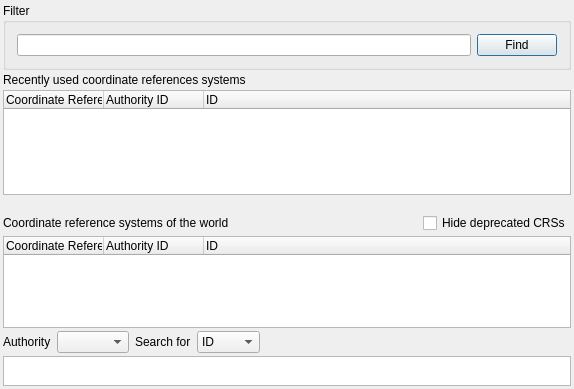
qgis/QGIS, file src/ui/qgsprojectionselectorbase.ui: the form before one commit.
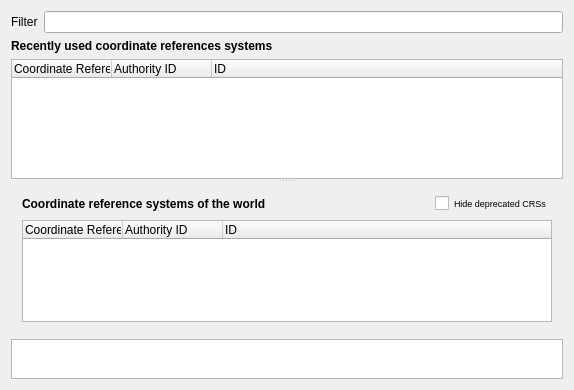
The form after the commit. Icons and pictures are not drawn.

Commit message: UI tweaks to the projection UI; Remove old buttons and code etc

Diff of the .ui file:
```diff
--- a/src/ui/qgsprojectionselectorbase.ui
+++ b/src/ui/qgsprojectionselectorbase.ui
@@ -7,7 +7,7 @@
     <x>0</x>
     <y>0</y>
     <width>574</width>
-    <height>389</height>
+    <height>390</height>
    </rect>
   </property>
   <property name="sizePolicy">
@@ -24,59 +24,42 @@
     <normaloff/>
    </iconset>
   </property>
-  <layout class="QGridLayout">
-   <property name="verticalSpacing">
-    <number>3</number>
-   </property>
-   <property name="margin">
-    <number>3</number>
-   </property>
+  <layout class="QGridLayout" name="gridLayout_2">
    <item row="0" column="0">
-    <widget class="QGroupBox" name="groupBox">
-     <property name="sizePolicy">
-      <sizepolicy hsizetype="MinimumExpanding" vsizetype="Minimum">
-       <horstretch>0</horstretch>
-       <verstretch>0</verstretch>
-      </sizepolicy>
-     </property>
-     <property name="title">
-      <string>Filter</string>
-     </property>
-     <layout class="QVBoxLayout" name="verticalLayout">
-      <item>
        <layout class="QHBoxLayout" name="horizontalLayout">
+     <item>
+      <widget class="QLabel" name="label_5">
+       <property name="text">
+        <string>Filter</string>
+       </property>
+      </widget>
+     </item>
         <item>
          <widget class="QLineEdit" name="leSearch"/>
         </item>
-        <item>
-         <widget class="QPushButton" name="pbnFind">
-          <property name="maximumSize">
-           <size>
-            <width>100</width>
-            <height>16777215</height>
-           </size>
-          </property>
-          <property name="text">
-           <string>Find</string>
-          </property>
-          <property name="default">
-           <bool>true</bool>
-          </property>
-         </widget>
-        </item>
-       </layout>
-      </item>
-     </layout>
-    </widget>
-   </item>
-   <item row="3" column="0">
+    </layout>
+   </item>
+   <item row="1" column="0">
     <widget class="QLabel" name="label_3">
+     <property name="font">
+      <font>
+       <weight>75</weight>
+       <bold>true</bold>
+      </font>
+     </property>
      <property name="text">
       <string>Recently used coordinate references systems</string>
      </property>
     </widget>
    </item>
-   <item row="4" column="0">
+   <item row="2" column="0">
+    <widget class="QSplitter" name="splitter">
+     <property name="orientation">
+      <enum>Qt::Vertical</enum>
+     </property>
+     <property name="childrenCollapsible">
+      <bool>true</bool>
+     </property>
     <widget class="QTreeWidget" name="lstRecent">
      <property name="sizePolicy">
       <sizepolicy hsizetype="Expanding" vsizetype="MinimumExpanding">
@@ -124,14 +107,24 @@
       </property>
      </column>
     </widget>
-   </item>
-   <item row="7" column="0" rowspan="5">
+     <widget class="QWidget" name="">
+      <layout class="QGridLayout" name="gridLayout">
+       <property name="horizontalSpacing">
+        <number>0</number>
+       </property>
+       <item row="0" column="0">
     <layout class="QHBoxLayout" name="horizontalLayout_3">
      <property name="topMargin">
-      <number>15</number>
+          <number>0</number>
      </property>
      <item>
       <widget class="QLabel" name="label_4">
+           <property name="font">
+            <font>
+             <weight>75</weight>
+             <bold>true</bold>
+            </font>
+           </property>
        <property name="text">
         <string>Coordinate reference systems of the world</string>
        </property>
@@ -152,6 +145,11 @@
      </item>
      <item>
       <widget class="QCheckBox" name="cbxHideDeprecated">
+           <property name="font">
+            <font>
+             <pointsize>7</pointsize>
+            </font>
+           </property>
        <property name="text">
         <string>Hide deprecated CRSs</string>
        </property>
@@ -159,7 +157,7 @@
      </item>
     </layout>
    </item>
-   <item row="15" column="0">
+       <item row="1" column="0">
     <widget class="QTreeWidget" name="lstCoordinateSystems">
      <property name="alternatingRowColors">
       <bool>true</bool>
@@ -187,7 +185,11 @@
      </column>
     </widget>
    </item>
-   <item row="19" column="0">
+      </layout>
+     </widget>
+    </widget>
+   </item>
+   <item row="3" column="0">
     <widget class="QTextEdit" name="teProjection">
      <property name="sizePolicy">
       <sizepolicy hsizetype="Expanding" vsizetype="Minimum">
@@ -198,7 +200,7 @@
      <property name="minimumSize">
       <size>
        <width>0</width>
-       <height>30</height>
+       <height>40</height>
       </size>
      </property>
      <property name="maximumSize">
@@ -221,54 +223,6 @@
      </property>
     </widget>
    </item>
-   <item row="16" column="0">
-    <layout class="QHBoxLayout" name="horizontalLayout_2">
-     <item>
-      <widget class="QLabel" name="label">
-       <property name="text">
-        <string>Authority</string>
-       </property>
-      </widget>
-     </item>
-     <item>
-      <widget class="QComboBox" name="cbxAuthority"/>
-     </item>
-     <item>
-      <widget class="QLabel" name="label_2">
-       <property name="text">
-        <string>Search for</string>
-       </property>
-      </widget>
-     </item>
-     <item>
-      <widget class="QComboBox" name="cbxMode">
-       <item>
-        <property name="text">
-         <string>ID</string>
-        </property>
-       </item>
-       <item>
-        <property name="text">
-         <string>Name</string>
-        </property>
-       </item>
-      </widget>
-     </item>
-     <item>
-      <spacer name="horizontalSpacer">
-       <property name="orientation">
-        <enum>Qt::Horizontal</enum>
-       </property>
-       <property name="sizeHint" stdset="0">
-        <size>
-         <width>40</width>
-         <height>20</height>
-        </size>
-       </property>
-      </spacer>
-     </item>
-    </layout>
-   </item>
   </layout>
  </widget>
  <layoutdefault spacing="6" margin="11"/>
```
Left out of the diff: 5 changed lines with no effect on the pictures. Lines whose indentation alone changed are shown as unchanged. The commit also changes 5 other files.
